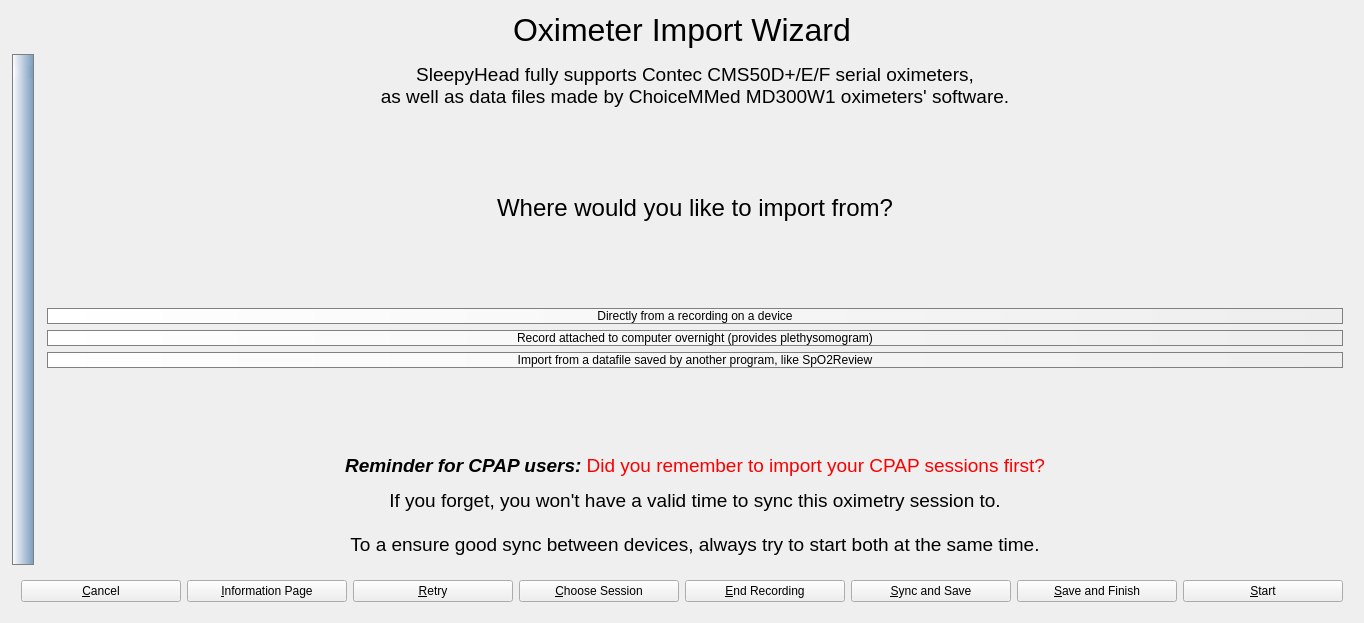
This is sleepyhead/oximeterimport.ui in sbonaime/sleepyhead-code. as Qt 5 draws it before an edit. The edited form follows.
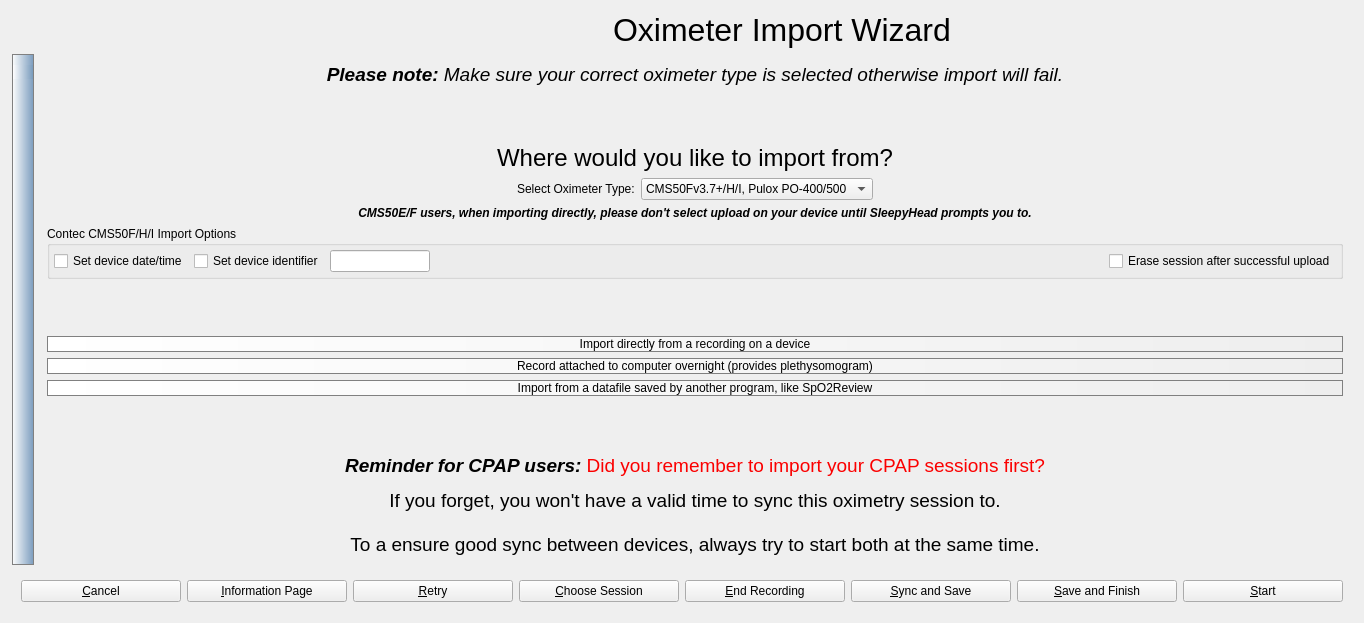
This is the edited form. The open tabs and pages were chosen to show the change. Icons and pictures are not drawn.

Commit message: Move oximeter select combo to Oximetery wizard, add a panel with some CMS50I/F device related stuff

The edit to the form file:
```diff
--- a/sleepyhead/oximeterimport.ui
+++ b/sleepyhead/oximeterimport.ui
@@ -28,6 +28,28 @@
    </property>
    <item>
     <layout class="QHBoxLayout" name="horizontalLayout">
+     <property name="leftMargin">
+      <number>0</number>
+     </property>
+     <property name="topMargin">
+      <number>0</number>
+     </property>
+     <item>
+      <spacer name="horizontalSpacer_8">
+       <property name="orientation">
+        <enum>Qt::Horizontal</enum>
+       </property>
+       <property name="sizeType">
+        <enum>QSizePolicy::Fixed</enum>
+       </property>
+       <property name="sizeHint" stdset="0">
+        <size>
+         <width>200</width>
+         <height>20</height>
+        </size>
+       </property>
+      </spacer>
+     </item>
      <item>
       <widget class="QLabel" name="label_2">
        <property name="font">
@@ -783,7 +805,7 @@
             </font>
            </property>
            <property name="text">
-            <string>&lt;html&gt;&lt;head/&gt;&lt;body&gt;&lt;p&gt;SleepyHead fully supports Contec CMS50D+/E/F serial oximeters, &lt;br/&gt;as well as data files made by ChoiceMMed MD300W1 oximeters' software.&lt;/p&gt;&lt;/body&gt;&lt;/html&gt;</string>
+            <string>&lt;html&gt;&lt;head/&gt;&lt;body&gt;&lt;p&gt;&lt;span style=&quot; font-weight:600; font-style:italic;&quot;&gt;Please note: &lt;/span&gt;&lt;span style=&quot; font-style:italic;&quot;&gt;Make sure your correct oximeter type is selected otherwise import will fail.&lt;/span&gt;&lt;/p&gt;&lt;/body&gt;&lt;/html&gt;</string>
            </property>
            <property name="alignment">
             <set>Qt::AlignHCenter|Qt::AlignTop</set>
@@ -824,6 +846,192 @@
            </property>
           </widget>
          </item>
+         <item>
+          <layout class="QHBoxLayout" name="horizontalLayout_4">
+           <property name="topMargin">
+            <number>0</number>
+           </property>
+           <item>
+            <spacer name="horizontalSpacer_6">
+             <property name="orientation">
+              <enum>Qt::Horizontal</enum>
+             </property>
+             <property name="sizeHint" stdset="0">
+              <size>
+               <width>40</width>
+               <height>20</height>
+              </size>
+             </property>
+            </spacer>
+           </item>
+           <item>
+            <widget class="QLabel" name="label_13">
+             <property name="text">
+              <string>Select Oximeter Type:</string>
+             </property>
+            </widget>
+           </item>
+           <item>
+            <widget class="QComboBox" name="oximeterType">
+             <property name="sizeAdjustPolicy">
+              <enum>QComboBox::AdjustToContents</enum>
+             </property>
+             <item>
+              <property name="text">
+               <string>CMS50Fv3.7+/H/I, Pulox PO-400/500</string>
+              </property>
+             </item>
+             <item>
+              <property name="text">
+               <string>CMS50D+/E/F, Pulox PO-200/300</string>
+              </property>
+             </item>
+             <item>
+              <property name="text">
+               <string>ChoiceMMed MD300W1</string>
+              </property>
+             </item>
+            </widget>
+           </item>
+           <item>
+            <spacer name="horizontalSpacer_5">
+             <property name="orientation">
+              <enum>Qt::Horizontal</enum>
+             </property>
+             <property name="sizeHint" stdset="0">
+              <size>
+               <width>40</width>
+               <height>20</height>
+              </size>
+             </property>
+            </spacer>
+           </item>
+          </layout>
+         </item>
+         <item>
+          <widget class="QLabel" name="oldCMS50specific">
+           <property name="font">
+            <font>
+             <weight>75</weight>
+             <italic>true</italic>
+             <bold>true</bold>
+            </font>
+           </property>
+           <property name="text">
+            <string>CMS50E/F users, when importing directly, please don't select upload on your device until SleepyHead prompts you to.</string>
+           </property>
+           <property name="alignment">
+            <set>Qt::AlignCenter</set>
+           </property>
+          </widget>
+         </item>
+         <item>
+          <widget class="QGroupBox" name="newCMS50settingsPanel">
+           <property name="mouseTracking">
+            <bool>true</bool>
+           </property>
+           <property name="title">
+            <string>Contec CMS50F/H/I Import Options</string>
+           </property>
+           <layout class="QHBoxLayout" name="horizontalLayout_6">
+            <property name="leftMargin">
+             <number>4</number>
+            </property>
+            <property name="topMargin">
+             <number>4</number>
+            </property>
+            <property name="rightMargin">
+             <number>4</number>
+            </property>
+            <property name="bottomMargin">
+             <number>4</number>
+            </property>
+            <item>
+             <widget class="QCheckBox" name="cms50SyncTime">
+              <property name="toolTip">
+               <string>&lt;html&gt;&lt;head/&gt;&lt;body&gt;&lt;p&gt;If enabled, SleepyHead will automatically reset your CMS50's internal clock using your computers current time.&lt;/p&gt;&lt;/body&gt;&lt;/html&gt;</string>
+              </property>
+              <property name="text">
+               <string>Set device date/time</string>
+              </property>
+             </widget>
+            </item>
+            <item>
+             <widget class="QCheckBox" name="cms50CheckName">
+              <property name="toolTip">
+               <string>&lt;html&gt;&lt;head/&gt;&lt;body&gt;&lt;p&gt;Check to enable updating the device identifier next import, which is useful for those who have multiple oximeters lying around.&lt;/p&gt;&lt;/body&gt;&lt;/html&gt;</string>
+              </property>
+              <property name="text">
+               <string>Set device identifier</string>
+              </property>
+             </widget>
+            </item>
+            <item>
+             <widget class="QLineEdit" name="cms50DeviceName">
+              <property name="sizePolicy">
+               <sizepolicy hsizetype="Expanding" vsizetype="Minimum">
+                <horstretch>0</horstretch>
+                <verstretch>0</verstretch>
+               </sizepolicy>
+              </property>
+              <property name="maximumSize">
+               <size>
+                <width>100</width>
+                <height>16777215</height>
+               </size>
+              </property>
+              <property name="toolTip">
+               <string>&lt;html&gt;&lt;head/&gt;&lt;body&gt;&lt;p&gt;Here you can enter a 7 character pet name for this oximeter.&lt;/p&gt;&lt;/body&gt;&lt;/html&gt;</string>
+              </property>
+              <property name="inputMask">
+               <string notr="true">nnnnnnn</string>
+              </property>
+              <property name="text">
+               <string notr="true"/>
+              </property>
+              <property name="frame">
+               <bool>true</bool>
+              </property>
+              <property name="cursorPosition">
+               <number>0</number>
+              </property>
+              <property name="placeholderText">
+               <string notr="true"/>
+              </property>
+              <property name="cursorMoveStyle">
+               <enum>Qt::LogicalMoveStyle</enum>
+              </property>
+              <property name="clearButtonEnabled">
+               <bool>false</bool>
+              </property>
+             </widget>
+            </item>
+            <item>
+             <spacer name="horizontalSpacer_11">
+              <property name="orientation">
+               <enum>Qt::Horizontal</enum>
+              </property>
+              <property name="sizeHint" stdset="0">
+               <size>
+                <width>40</width>
+                <height>20</height>
+               </size>
+              </property>
+             </spacer>
+            </item>
+            <item>
+             <widget class="QCheckBox" name="cms50EraseAfterwards">
+              <property name="toolTip">
+               <string>&lt;html&gt;&lt;head/&gt;&lt;body&gt;&lt;p&gt;This option will erase the imported session from your oximeter after import has completed. &lt;/p&gt;&lt;p&gt;Use with caution,  becauseif something goes wrong before SleepyHead saves your session, you won't get it back.&lt;/p&gt;&lt;/body&gt;&lt;/html&gt;</string>
+              </property>
+              <property name="text">
+               <string>Erase session after successful upload</string>
+              </property>
+             </widget>
+            </item>
+           </layout>
+          </widget>
+         </item>
          <item>
           <spacer name="verticalSpacer_4">
            <property name="orientation">
@@ -846,7 +1054,7 @@
             <string notr="true"/>
            </property>
            <property name="text">
-            <string>Directly from a recording on a device</string>
+            <string>Import directly from a recording on a device</string>
            </property>
            <property name="icon">
             <iconset resource="Resources.qrc">
```
Left out of the diff: 2 changed lines with no effect on the pictures. The commit also changes 10 other files.
